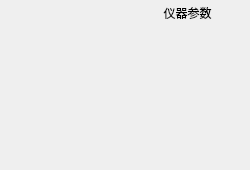
The window that qtApp/facpanel.ui (aa123Eason/workcode) describes before a commit, drawn with Qt 5.
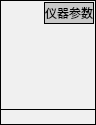
The same window after the commit.

```diff
--- a/qtApp/facpanel.ui
+++ b/qtApp/facpanel.ui
@@ -7,16 +7,29 @@
     <x>0</x>
     <y>0</y>
     <width>250</width>
-    <height>170</height>
+    <height>180</height>
    </rect>
   </property>
   <property name="windowTitle">
    <string>Form</string>
   </property>
+  <property name="styleSheet">
+   <string notr="true">QWidget
+{
+	border: 1px solid black;
+	background-color: rgb(240, 240, 240);
+	
+
+
+}</string>
+  </property>
   <layout class="QVBoxLayout" name="verticalLayout" stretch="9,1">
    <property name="spacing">
     <number>0</number>
    </property>
+   <property name="sizeConstraint">
+    <enum>QLayout::SetFixedSize</enum>
+   </property>
    <property name="leftMargin">
     <number>0</number>
    </property>
@@ -31,6 +44,21 @@
    </property>
    <item>
     <layout class="QGridLayout" name="gridLayout" rowstretch="1,1,7,1">
+     <property name="leftMargin">
+      <number>2</number>
+     </property>
+     <property name="topMargin">
+      <number>2</number>
+     </property>
+     <property name="rightMargin">
+      <number>2</number>
+     </property>
+     <property name="bottomMargin">
+      <number>2</number>
+     </property>
+     <property name="spacing">
+      <number>2</number>
+     </property>
      <item row="0" column="0">
       <widget class="QLabel" name="fac_code">
        <property name="font">
@@ -38,6 +66,15 @@
          <pointsize>13</pointsize>
         </font>
        </property>
+       <property name="styleSheet">
+        <string notr="true">border-color: rgba(255, 255, 255, 0);</string>
+       </property>
+       <property name="frameShape">
+        <enum>QFrame::NoFrame</enum>
+       </property>
+       <property name="lineWidth">
+        <number>0</number>
+       </property>
        <property name="text">
         <string/>
        </property>
@@ -57,7 +94,7 @@
        <property name="styleSheet">
         <string notr="true">QPushButton
 {
-	background-color: rgb(255, 255, 255);
+	background-color: rgb(200, 200, 200);
 	color: rgb(0, 0, 0);
 	
 	font: 75 12pt &quot;微软雅黑&quot;;
@@ -93,6 +130,9 @@
          <pointsize>13</pointsize>
         </font>
        </property>
+       <property name="styleSheet">
+        <string notr="true">border-color: rgba(255, 255, 255, 0);</string>
+       </property>
        <property name="text">
         <string/>
        </property>
@@ -123,6 +163,9 @@
          <bold>true</bold>
         </font>
        </property>
+       <property name="styleSheet">
+        <string notr="true">border-color: rgba(255, 255, 255, 0);</string>
+       </property>
        <property name="text">
         <string/>
        </property>
@@ -146,11 +189,14 @@
          <bold>true</bold>
         </font>
        </property>
+       <property name="styleSheet">
+        <string notr="true">border-color: rgba(255, 255, 255, 0);</string>
+       </property>
        <property name="text">
         <string/>
        </property>
        <property name="margin">
-        <number>3</number>
+        <number>0</number>
        </property>
       </widget>
      </item>
@@ -176,6 +222,9 @@
          <bold>false</bold>
         </font>
        </property>
+       <property name="styleSheet">
+        <string notr="true">border-color: rgba(255, 255, 255, 0);</string>
+       </property>
        <property name="text">
         <string/>
        </property>
```
Left out of the diff: 2 changed lines with no effect on the pictures.
